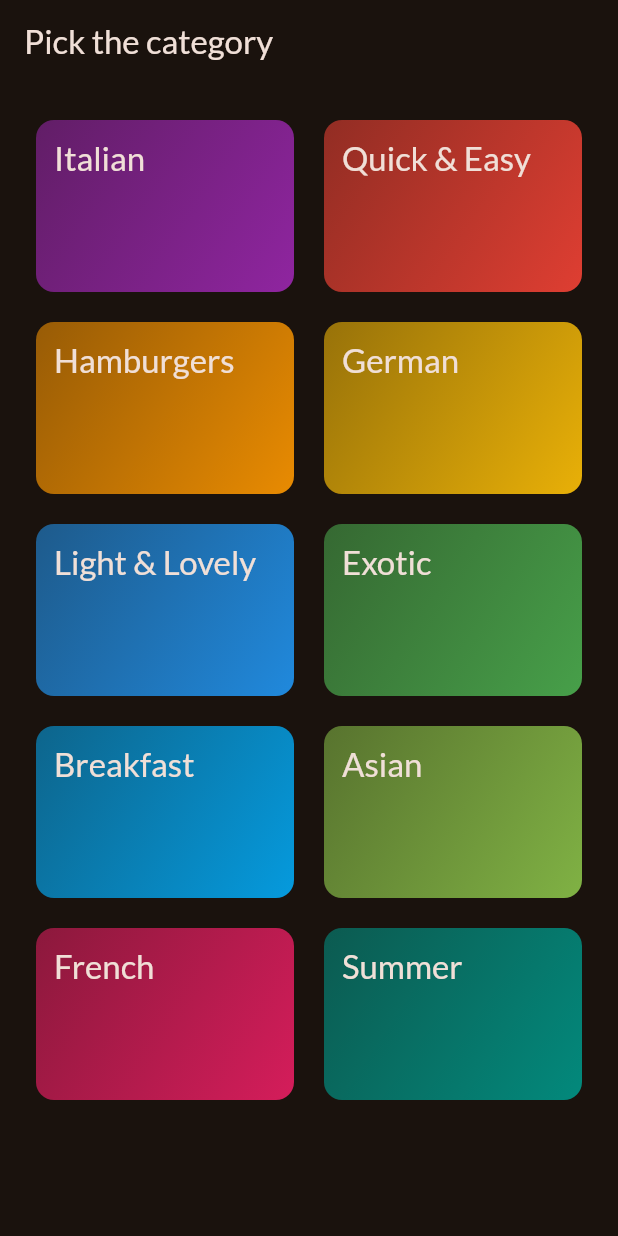
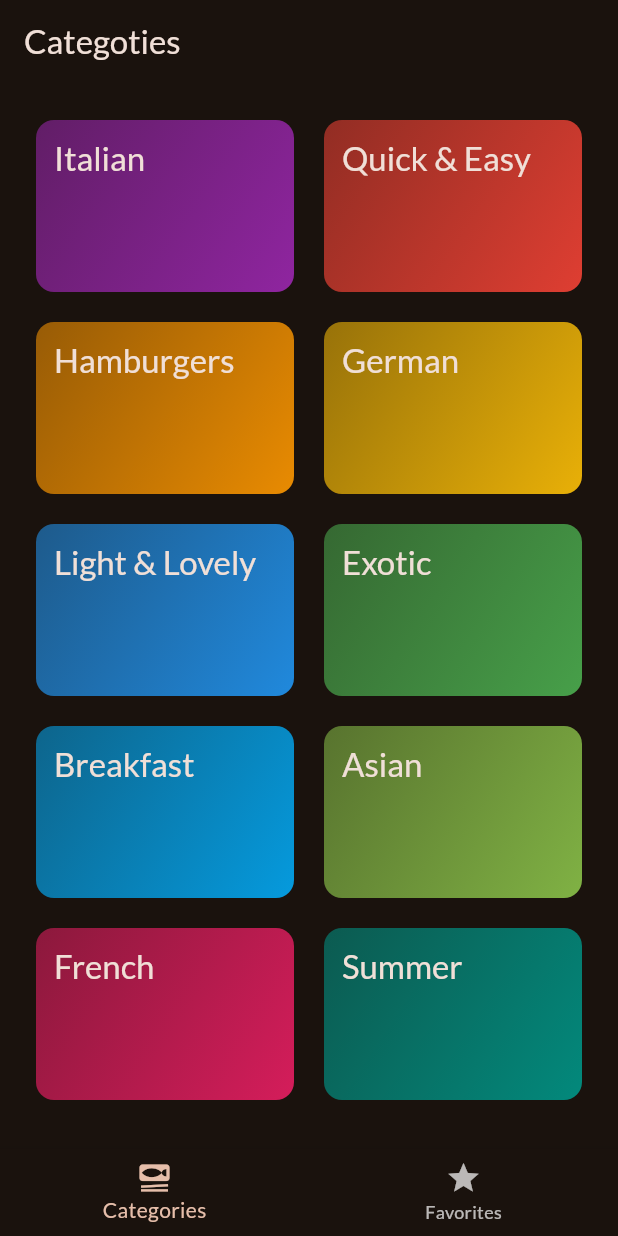
Before and after one commit to CristianoLourenco/meals_app, a Flutter app: the screen it shows after launch, on a phone screen of 412 x 824 dp. Run offline on Flutter 3.47's test engine with Material 3 defaults, Android fonts, the light colour scheme and no system bars; our stand-ins replace google_fonts, transparent_image.

Commit message:
working with tabs (anvigations menus)

```diff
--- a/lib/main.dart
+++ b/lib/main.dart
@@ -1,17 +1,16 @@
 import 'package:flutter/material.dart';
 import 'package:google_fonts/google_fonts.dart';
-import 'package:meals_app/screen/category_screen.dart';
+import 'package:meals_app/screen/tabs_screen.dart';
 
 final theme = ThemeData(
-    useMaterial3: true,
-    colorScheme: ColorScheme.fromSeed(
-        brightness: Brightness.dark,
-        seedColor: const Color.fromARGB(255, 131, 57, 0)),
-    textTheme: GoogleFonts.latoTextTheme(),);
+  useMaterial3: true,
+  colorScheme: ColorScheme.fromSeed(
+      brightness: Brightness.dark,
+      seedColor: const Color.fromARGB(255, 131, 57, 0)),
+  textTheme: GoogleFonts.latoTextTheme(),
+);
 
-void main() =>
-  runApp(const MealsApp());
-
+void main() => runApp(const MealsApp());
 
 class MealsApp extends StatelessWidget {
   const MealsApp({super.key});
@@ -20,7 +19,7 @@
   Widget build(BuildContext context) {
     return MaterialApp(
       theme: theme,
-      home: const CategoryScreen(),
+      home: const TabsSceen(),
     );
   }
 }
--- a/lib/screen/category_screen.dart
+++ b/lib/screen/category_screen.dart
@@ -26,11 +26,7 @@
 
   @override
   Widget build(BuildContext context) {
-    return Scaffold(
-      appBar: AppBar(
-        title: const Text('Pick the category'),
-      ),
-      body: GridView(
+    return GridView(
       padding: const EdgeInsets.all(24),
       gridDelegate: const SliverGridDelegateWithFixedCrossAxisCount(
         crossAxisCount: 2,
@@ -47,7 +43,6 @@
             },
           )
       ],
-      ),
     );
   }
 }
--- a/lib/screen/meals_screen.dart
+++ b/lib/screen/meals_screen.dart
@@ -1,6 +1,6 @@
 import 'package:flutter/material.dart';
 import 'package:meals_app/model/meal_model.dart';
-import 'package:meals_app/screen/meal_details.dart';
+import 'package:meals_app/screen/meal_details_screen.dart';
 import 'package:meals_app/widgets/meal_item.dart';
 
 class MealsScreen extends StatelessWidget {
--- /dev/null
+++ b/lib/screen/tabs_screen.dart
@@ -0,0 +1,51 @@
+import 'package:flutter/material.dart';
+import 'package:meals_app/screen/category_screen.dart';
+import 'package:meals_app/screen/meals_screen.dart';
+
+class TabsSceen extends StatefulWidget {
+  const TabsSceen({super.key});
+
+  @override
+  State<TabsSceen> createState() => _TabsSceenState();
+}
+
+class _TabsSceenState extends State<TabsSceen> {
+  int _slectedPageIndex = 0;
+
+  void _selectedPage(int index) {
+    setState(() {
+      _slectedPageIndex = index;
+    });
+  }
+
+  @override
+  Widget build(BuildContext context) {
+    Object activePage = const CategoryScreen();
+    String activePageTitle = 'Categoties';
+
+    if (_slectedPageIndex == 1) {
+      activePage = const MealsScreen(title: 'Favorites', mealList: []);
+      activePageTitle = 'Your Favorites';
+    }
+    return Scaffold(
+      appBar: AppBar(
+        title: Text(activePageTitle),
+      ),
+      body: activePage as Widget,
+      bottomNavigationBar: BottomNavigationBar(
+        onTap: _selectedPage,
+        currentIndex: _slectedPageIndex,
+        items: const [
+          BottomNavigationBarItem(
+            icon: Icon(Icons.set_meal),
+            label: 'Categories',
+          ),
+          BottomNavigationBarItem(
+            icon: Icon(Icons.star),
+            label: 'Favorites',
+          )
+        ],
+      ),
+    );
+  }
+}
```
Also changed, not shown: lib/screen/meal_details_screen.dart (renamed from lib/screen/meal_details.dart). Lines whose indentation alone changed are shown as unchanged.
